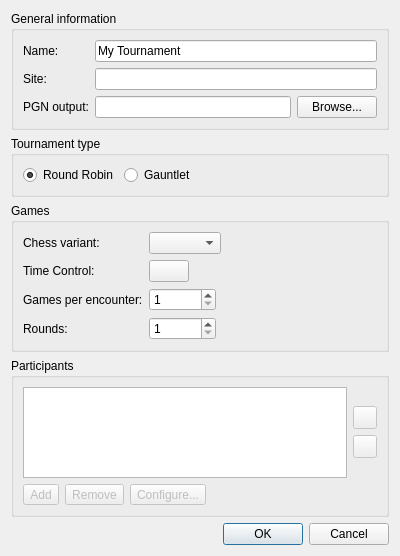
First picture: the form in projects/gui/ui/newtournamentdlg.ui, repository cutechess/cutechess, before the edit.
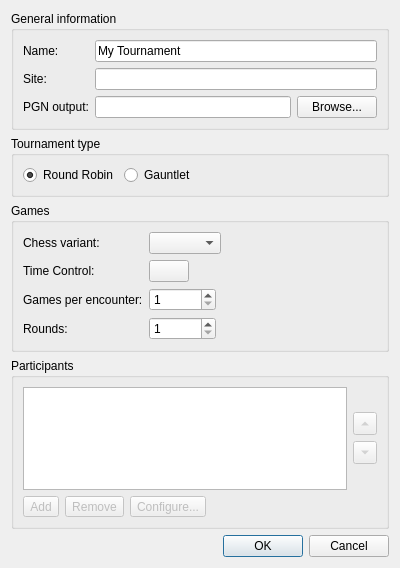
Second picture: the form after the edit. Icons and pictures are not drawn.

Commit message: Use QToolButton::arrowType istead of standardIcon

The edit to the form file:
```diff
--- a/projects/gui/ui/newtournamentdlg.ui
+++ b/projects/gui/ui/newtournamentdlg.ui
@@ -7,7 +7,7 @@
     <x>0</x>
     <y>0</y>
     <width>400</width>
-    <height>556</height>
+    <height>568</height>
    </rect>
   </property>
   <property name="windowTitle">
@@ -290,6 +290,9 @@
             <property name="text">
              <string/>
             </property>
+            <property name="arrowType">
+             <enum>Qt::UpArrow</enum>
+            </property>
            </widget>
           </item>
           <item>
@@ -300,6 +303,9 @@
             <property name="text">
              <string/>
             </property>
+            <property name="arrowType">
+             <enum>Qt::DownArrow</enum>
+            </property>
            </widget>
           </item>
           <item>
```
The commit also changes 1 other file.
